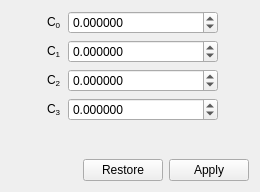
First picture: the form in src/util/FormCTemp.ui, repository lcnsqr/neblinux, before the edit.
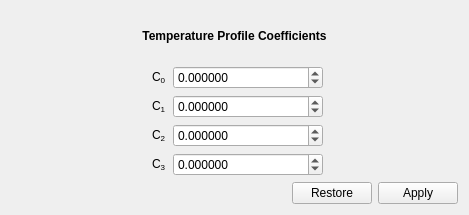
Second picture: the form after the edit.

```diff
--- a/src/util/FormCTemp.ui
+++ b/src/util/FormCTemp.ui
@@ -6,14 +6,29 @@
    <rect>
     <x>0</x>
     <y>0</y>
-    <width>260</width>
-    <height>192</height>
+    <width>469</width>
+    <height>215</height>
    </rect>
   </property>
   <property name="windowTitle">
    <string>Form</string>
   </property>
   <layout class="QVBoxLayout" name="verticalLayout">
+   <item>
+    <widget class="QLabel" name="label">
+     <property name="font">
+      <font>
+       <bold>true</bold>
+      </font>
+     </property>
+     <property name="text">
+      <string>Temperature Profile Coefficients</string>
+     </property>
+     <property name="alignment">
+      <set>Qt::AlignCenter</set>
+     </property>
+    </widget>
+   </item>
    <item>
     <layout class="QFormLayout" name="formLayout">
      <property name="formAlignment">
```
